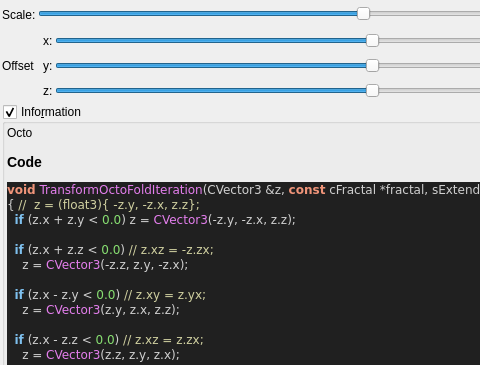
Old version of the form mandelbulber2/qt_data/fractal_transf_octo_fold.ui in the repository buddhi1980/mandelbulber2; both pictures show x 0 to 480 and y 0 to 365 of the 781 by 474 pixel window.
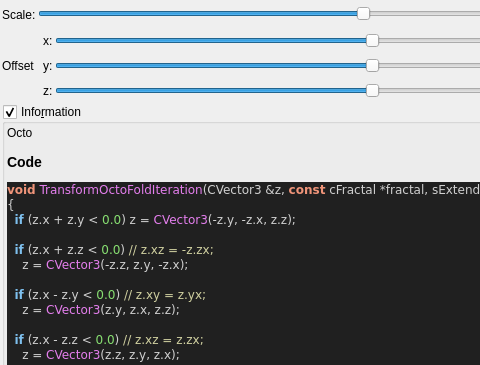
New version of the form. Custom widgets are drawn as their Qt base class.

```diff
--- a/mandelbulber2/qt_data/fractal_transf_octo_fold.ui
+++ b/mandelbulber2/qt_data/fractal_transf_octo_fold.ui
@@ -316,7 +316,7 @@
 &lt;h3&gt;Code&lt;/h3&gt;
 &lt;body style=&quot;background-color:#202020&quot;&gt;
 &lt;pre style=&quot;color:#d0d0d0; background-color:#202020;  font-family:'Courier New',monospace;&quot;&gt;&lt;span style=&quot;color:#f09479; font-weight:bold&quot;&gt;void&lt;/span&gt; &lt;span style=&quot;color:#e47eed&quot;&gt;TransformOctoFoldIteration&lt;/span&gt;&lt;span style=&quot;color:#d0d0d0&quot;&gt;(&lt;/span&gt;CVector3 &lt;span style=&quot;color:#d0d0d0&quot;&gt;&amp;amp;&lt;/span&gt;z&lt;span style=&quot;color:#d0d0d0&quot;&gt;,&lt;/span&gt; &lt;span style=&quot;color:#f09479; font-weight:bold&quot;&gt;const&lt;/span&gt; cFractal &lt;span style=&quot;color:#d0d0d0&quot;&gt;*&lt;/span&gt;fractal&lt;span style=&quot;color:#d0d0d0&quot;&gt;,&lt;/span&gt; sExtendedAux &lt;span style=&quot;color:#d0d0d0&quot;&gt;&amp;amp;&lt;/span&gt;aux&lt;span style=&quot;color:#d0d0d0&quot;&gt;)&lt;/span&gt;
-&lt;span style=&quot;color:#d0d0d0&quot;&gt;{&lt;/span&gt; &lt;span style=&quot;color:#d0d0a0&quot;&gt;//  z = (float3){ -z.y, -z.x, z.z};&lt;/span&gt;
+&lt;span style=&quot;color:#d0d0d0&quot;&gt;{&lt;/span&gt;
   &lt;span style=&quot;color:#7ec0ee; font-weight:bold&quot;&gt;if&lt;/span&gt; &lt;span style=&quot;color:#d0d0d0&quot;&gt;(&lt;/span&gt;z&lt;span style=&quot;color:#d0d0d0&quot;&gt;.&lt;/span&gt;x &lt;span style=&quot;color:#d0d0d0&quot;&gt;+&lt;/span&gt; z&lt;span style=&quot;color:#d0d0d0&quot;&gt;.&lt;/span&gt;y &lt;span style=&quot;color:#d0d0d0&quot;&gt;&amp;lt;&lt;/span&gt; &lt;span style=&quot;color:#87df71&quot;&gt;0.0&lt;/span&gt;&lt;span style=&quot;color:#d0d0d0&quot;&gt;)&lt;/span&gt; z &lt;span style=&quot;color:#d0d0d0&quot;&gt;=&lt;/span&gt; &lt;span style=&quot;color:#e47eed&quot;&gt;CVector3&lt;/span&gt;&lt;span style=&quot;color:#d0d0d0&quot;&gt;(-&lt;/span&gt;z&lt;span style=&quot;color:#d0d0d0&quot;&gt;.&lt;/span&gt;y&lt;span style=&quot;color:#d0d0d0&quot;&gt;, -&lt;/span&gt;z&lt;span style=&quot;color:#d0d0d0&quot;&gt;.&lt;/span&gt;x&lt;span style=&quot;color:#d0d0d0&quot;&gt;,&lt;/span&gt; z&lt;span style=&quot;color:#d0d0d0&quot;&gt;.&lt;/span&gt;z&lt;span style=&quot;color:#d0d0d0&quot;&gt;);&lt;/span&gt;
 
   &lt;span style=&quot;color:#7ec0ee; font-weight:bold&quot;&gt;if&lt;/span&gt; &lt;span style=&quot;color:#d0d0d0&quot;&gt;(&lt;/span&gt;z&lt;span style=&quot;color:#d0d0d0&quot;&gt;.&lt;/span&gt;x &lt;span style=&quot;color:#d0d0d0&quot;&gt;+&lt;/span&gt; z&lt;span style=&quot;color:#d0d0d0&quot;&gt;.&lt;/span&gt;z &lt;span style=&quot;color:#d0d0d0&quot;&gt;&amp;lt;&lt;/span&gt; &lt;span style=&quot;color:#87df71&quot;&gt;0.0&lt;/span&gt;&lt;span style=&quot;color:#d0d0d0&quot;&gt;)&lt;/span&gt; &lt;span style=&quot;color:#d0d0a0&quot;&gt;// z.xz = -z.zx;&lt;/span&gt;
```
